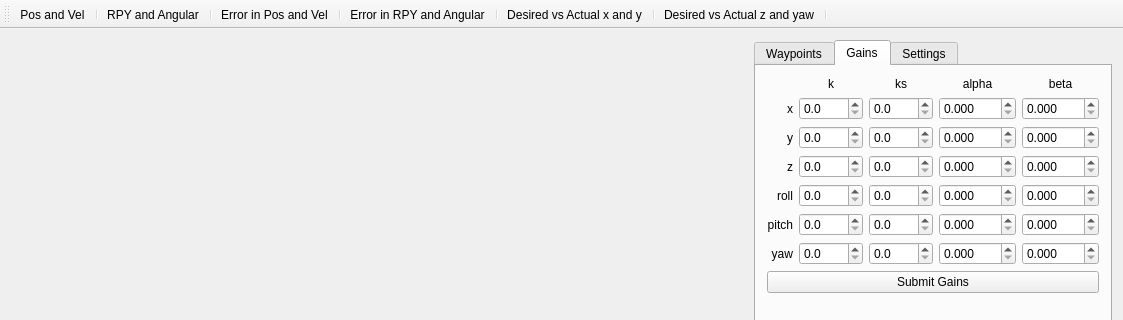
The window that TrajectoryTest/forms/mainwindow.ui (uf-mil-archive/sub-2012) describes before a commit, drawn with Qt 5; both pictures show x 0 to 1123 and y 0 to 320 of the 1123 by 735 pixel window.
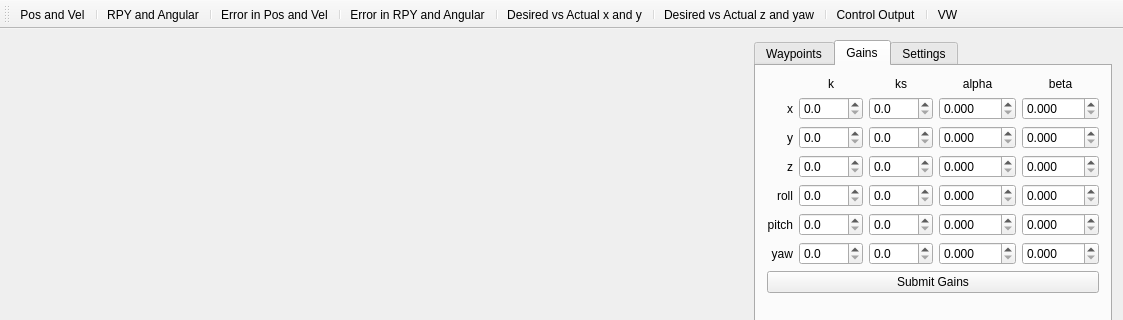
The same window after the commit. Custom widgets are drawn as their Qt base class.

Commit message: Added new plots to TrajectoryTest for testing the neural network

```diff
--- a/TrajectoryTest/forms/mainwindow.ui
+++ b/TrajectoryTest/forms/mainwindow.ui
@@ -595,6 +595,9 @@
    <addaction name="separator"/>
    <addaction name="actionDesired_vs_Actual_z_and_yaw"/>
    <addaction name="separator"/>
+   <addaction name="actionControl"/>
+   <addaction name="separator"/>
+   <addaction name="actionVW"/>
   </widget>
   <widget class="QStatusBar" name="statusBar"/>
   <action name="actionRPY_Data">
@@ -627,6 +630,16 @@
     <string>Desired vs Actual z and yaw</string>
    </property>
   </action>
+  <action name="actionControl">
+   <property name="text">
+    <string>Control Output</string>
+   </property>
+  </action>
+  <action name="actionVW">
+   <property name="text">
+    <string>VW</string>
+   </property>
+  </action>
  </widget>
  <layoutdefault spacing="6" margin="11"/>
  <customwidgets>
```
Left out of the diff: 2 changed lines with no effect on the pictures. The commit also changes 2 other files.
